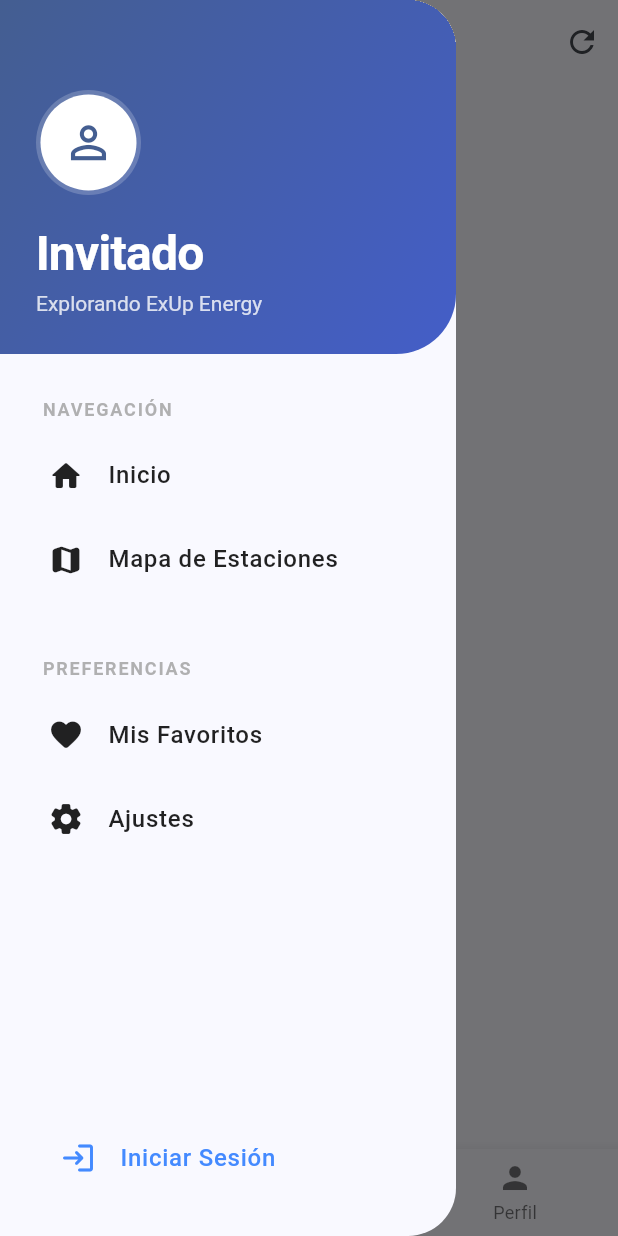
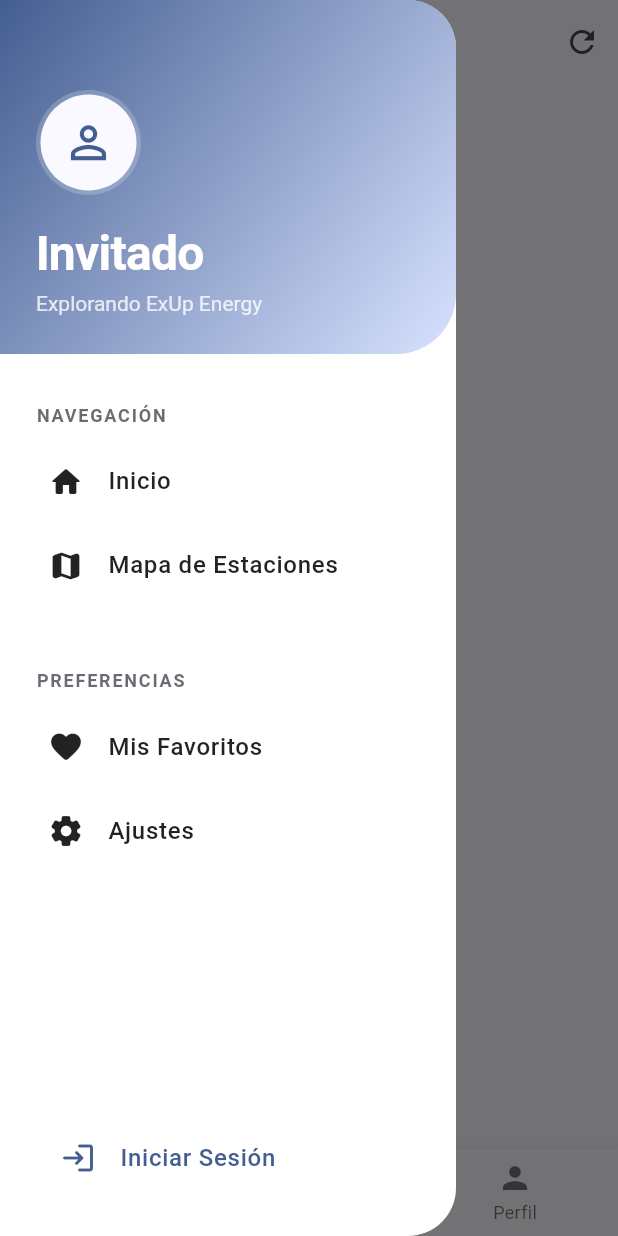
Before and after one commit to VictorHPonce/exup-energy-mobile, a Flutter app: the HomePage screen opened by its route, with the side drawer open, on a phone screen of 412 x 824 dp. Run offline on Flutter 3.47's test engine with Material 3 defaults, Android fonts, the phone set to English and light mode, and no system bars; our stand-ins replace dartz, dio, equatable, flutter_bloc, flutter_secure_storage, geolocator and 2 more; accounts and stored records are empty.

Commit message:
refactor: full tokenization of DrawerHeader and removal of unused UI variables

```diff
--- a/lib/core/theme/app_theme.dart
+++ b/lib/core/theme/app_theme.dart
@@ -1,30 +1,61 @@
 import 'package:flutter/material.dart';
 
 class AppTheme {
+  // --- COLORES ---
   static const Color _seedColor = Colors.blueAccent;
+  static const Color _darkBgColor = Color(0xFF121212);
 
-  static ThemeData _base(Brightness brightness) => ThemeData(
+  // --- TOKENS DE DISEÑO (DIMENSIONES) ---
+  static const double radiusS = 8.0;
+  static const double radiusM = 16.0;
+  static const double radiusL = 32.0;
+
+  static const double paddingS = 8.0;
+  static const double paddingM = 16.0;
+  static const double paddingL = 24.0;
+
+  static const double iconSizeM = 24.0;
+  static const double buttonHeight = 56.0;
+
+  // TOKENS ESPECÍFICOS DE HEADER
+  static const double headerRadius = 40.0;
+  static const double avatarOuterRadius = 35.0;
+  static const double avatarInnerRadius = 32.0;
+  static const double headerPaddingTop = 60.0;
+
+  // --- CONSTRUCCIÓN DEL TEMA ---
+  static ThemeData _base(Brightness brightness) {
+    final bool isDark = brightness == Brightness.dark;
+
+    return ThemeData(
       useMaterial3: true,
       colorSchemeSeed: _seedColor,
       brightness: brightness,
-        // Centralizamos el estilo de botones para no repetirlo en el átomo
+      scaffoldBackgroundColor: isDark ? _darkBgColor : null,
+
+      // Personalización Global de ElevatedButton
       elevatedButtonTheme: ElevatedButtonThemeData(
         style: ElevatedButton.styleFrom(
           elevation: 0,
-            minimumSize: const Size(double.infinity, 56),
-            shape: RoundedRectangleBorder(borderRadius: BorderRadius.circular(16)),
-            // Esto asegura que el botón use colores del esquema automáticamente
-            backgroundColor: brightness == Brightness.light
-                ? _seedColor
-                : Colors.blueAccent.withValues(alpha: 0.8),
+          minimumSize: const Size(double.infinity, buttonHeight),
+          shape: RoundedRectangleBorder(
+            borderRadius: BorderRadius.circular(radiusM),
+          ),
+          backgroundColor: isDark ? _seedColor.withValues(alpha: 0.8) : _seedColor,
           foregroundColor: Colors.white,
         ),
       ),
+
+      // Personalización de Drawer Global
+      drawerTheme: DrawerThemeData(
+        backgroundColor: isDark ? _darkBgColor : Colors.white,
+        shape: const RoundedRectangleBorder(
+          borderRadius: BorderRadius.horizontal(right: Radius.circular(radiusL)),
+        ),
+      ),
     );
+  }
 
   static ThemeData get lightTheme => _base(Brightness.light);
-
-  static ThemeData get darkTheme => _base(Brightness.dark).copyWith(
-        scaffoldBackgroundColor: const Color(0xFF121212),
-      );
+  static ThemeData get darkTheme => _base(Brightness.dark);
 }
--- a/lib/core/widgets/organisms/drawer_header.dart
+++ b/lib/core/widgets/organisms/drawer_header.dart
@@ -1,4 +1,5 @@
 import 'package:flutter/material.dart';
+import 'package:exup_energy_mobile/core/theme/app_theme.dart';
 import '../atoms/brand_text.dart';
 
 class CustomDrawerHeader extends StatelessWidget {
@@ -15,41 +16,51 @@
 
   @override
   Widget build(BuildContext context) {
-    final theme = Theme.of(context);
+    final colorScheme = Theme.of(context).colorScheme;
 
     return Container(
       width: double.infinity,
-      padding: const EdgeInsets.fromLTRB(24, 60, 24, 24),
+      padding: const EdgeInsets.fromLTRB(
+        AppTheme.paddingL,
+        AppTheme.headerPaddingTop,
+        AppTheme.paddingL,
+        AppTheme.paddingL
+      ),
       decoration: BoxDecoration(
         gradient: LinearGradient(
           begin: Alignment.topLeft,
           end: Alignment.bottomRight,
           colors: [
-            theme.primaryColor,
-            theme.primaryColor.withBlue(200),
+            colorScheme.primary,
+            colorScheme.primaryContainer,
           ],
         ),
-        borderRadius: const BorderRadius.only(bottomRight: Radius.circular(40)),
+        borderRadius: const BorderRadius.only(
+          bottomRight: Radius.circular(AppTheme.headerRadius)
+        ),
       ),
       child: Column(
         crossAxisAlignment: CrossAxisAlignment.start,
         children: [
           CircleAvatar(
-            radius: 35,
-            backgroundColor: Colors.white.withValues(alpha: 0.2),
+            radius: AppTheme.avatarOuterRadius,
+            backgroundColor: colorScheme.onPrimary.withValues(alpha: 0.2),
             child: CircleAvatar(
-              radius: 32,
-              backgroundColor: Colors.white,
+              radius: AppTheme.avatarInnerRadius,
+              backgroundColor: colorScheme.surface,
               child: Icon(
                 isGuest ? Icons.person_outline : Icons.person,
-                size: 35,
-                color: theme.primaryColor,
+                size: AppTheme.avatarOuterRadius,
+                color: colorScheme.primary,
               ),
             ),
           ),
-          const SizedBox(height: 16),
-          BrandText.header(name, color: Colors.white),
-          BrandText.caption(email, color: Colors.white.withValues(alpha: 0.8)),
+          const SizedBox(height: AppTheme.paddingM),
+          BrandText.header(name, color: colorScheme.onPrimary),
+          BrandText.caption(
+            email,
+            color: colorScheme.onPrimary.withValues(alpha: 0.8),
+          ),
         ],
       ),
     );
--- a/lib/core/widgets/widgets.dart
+++ b/lib/core/widgets/widgets.dart
@@ -2,5 +2,5 @@
 export 'atoms/primary_button.dart';
 export 'molecules/drawer_item.dart';
 export 'molecules/input_group.dart';
-export 'organisms/custom_drawer.dart';
+export '../../features/home/widgets/custom_drawer.dart';
 export 'organisms/drawer_header.dart';
--- a/lib/features/home/presentation/pages/home_page.dart
+++ b/lib/features/home/presentation/pages/home_page.dart
@@ -1,7 +1,7 @@
 import 'package:exup_energy_mobile/features/gas_stations/presentation/bloc/stations_bloc.dart';
 import 'package:flutter/material.dart';
 import 'package:flutter_bloc/flutter_bloc.dart';
-import '../../../../core/widgets/organisms/custom_drawer.dart';
+import '../../widgets/custom_drawer.dart';
 import '../../../gas_stations/presentation/pages/gas_stations_page.dart';
 import '../../../gas_stations/presentation/bloc/stations_event.dart';
 
--- a/lib/core/widgets/organisms/custom_drawer.dart
+++ b/lib/features/home/widgets/custom_drawer.dart
@@ -2,6 +2,7 @@
 import 'package:flutter_bloc/flutter_bloc.dart';
 import 'package:exup_energy_mobile/features/auth/auth.dart';
 import 'package:exup_energy_mobile/core/widgets/widgets.dart';
+import 'package:exup_energy_mobile/core/theme/app_theme.dart';
 import 'package:go_router/go_router.dart';
 
 class CustomDrawer extends StatelessWidget {
@@ -9,26 +10,16 @@
 
   @override
   Widget build(BuildContext context) {
-    final theme = Theme.of(context);
-    final colorScheme = theme.colorScheme;
 
     return BlocBuilder<AuthBloc, AuthState>(
       builder: (context, state) {
-        String name = "Invitado";
-        String email = "Explorando ExUp Energy";
-        bool isGuest = true;
-
-        if (state is AuthSuccess) {
-          name = state.user.name;
-          email = state.user.email;
-          isGuest = false;
-        }
+        // Lógica de datos de usuario
+        final String name = (state is AuthSuccess) ? state.user.name : "Invitado";
+        final String email = (state is AuthSuccess) ? state.user.email : "Explorando ExUp Energy";
+        final bool isGuest = state is! AuthSuccess;
 
         return Drawer(
-          backgroundColor: colorScheme.surface,
-          shape: const RoundedRectangleBorder(
-            borderRadius: BorderRadius.horizontal(right: Radius.circular(32)),
-          ),
+          // No hace falta poner backgroundColor ni shape, ya están en el AppTheme!
           child: Column(
             children: [
               CustomDrawerHeader(
@@ -37,16 +28,15 @@
                 isGuest: isGuest,
               ),
 
-              const SizedBox(height: 12),
+              const SizedBox(height: AppTheme.paddingM),
 
-              // LISTADO DE OPCIONES
               Expanded(
                 child: Padding(
-                  padding: const EdgeInsets.symmetric(horizontal: 16),
+                  padding: const EdgeInsets.symmetric(horizontal: AppTheme.paddingM),
                   child: ListView(
                     padding: EdgeInsets.zero,
                     children: [
-                      _SectionTitle(title: "Navegación"),
+                      const _SectionTitle(title: "Navegación"),
                       DrawerItem(
                         icon: Icons.home_rounded,
                         label: 'Inicio',
@@ -57,8 +47,9 @@
                         label: 'Mapa de Estaciones',
                         onTap: () {},
                       ),
-                      const SizedBox(height: 20),
-                      _SectionTitle(title: "Preferencias"),
+
+                      const SizedBox(height: AppTheme.paddingL),
+                      const _SectionTitle(title: "Preferencias"),
                       DrawerItem(
                         icon: Icons.favorite_rounded,
                         label: 'Mis Favoritos',
@@ -74,10 +65,10 @@
                 ),
               ),
 
-              // PIE DE PÁGINA (Boton de acción de sesión)
+              // Botón de sesión al final
               Padding(
-                padding: const EdgeInsets.all(24),
-                child: _buildSessionButton(context, isGuest),
+                padding: const EdgeInsets.all(AppTheme.paddingL),
+                child: _SessionButton(isGuest: isGuest),
               ),
             ],
           ),
@@ -85,13 +76,23 @@
       },
     );
   }
+}
 
+/// Botón de sesión estilizado como molécula privada
+class _SessionButton extends StatelessWidget {
+  final bool isGuest;
+  const _SessionButton({required this.isGuest});
 
-  Widget _buildSessionButton(BuildContext context, bool isGuest) {
+  @override
+  Widget build(BuildContext context) {
+    final colorScheme = Theme.of(context).colorScheme;
+
     return DrawerItem(
       icon: isGuest ? Icons.login_rounded : Icons.logout_rounded,
       label: isGuest ? 'Iniciar Sesión' : 'Cerrar Sesión',
-      color: isGuest ? Colors.blueAccent : Colors.redAccent,
+      // Usamos el color de error del tema para el logout (rojo)
+      // y el primario para el login
+      color: isGuest ? colorScheme.primary : colorScheme.error,
       onTap: () {
         if (!isGuest) {
           context.read<AuthBloc>().add(const LogoutRequested());
@@ -102,21 +103,28 @@
   }
 }
 
-// Widget auxiliar para títulos de sección
+/// Título de sección que consume tokens del tema
 class _SectionTitle extends StatelessWidget {
   final String title;
   const _SectionTitle({required this.title});
 
   @override
   Widget build(BuildContext context) {
+    final colorScheme = Theme.of(context).colorScheme;
+
     return Padding(
-      padding: const EdgeInsets.only(left: 12, bottom: 8, top: 16),
+      padding: const EdgeInsets.only(
+        left: AppTheme.paddingS,
+        bottom: AppTheme.paddingS,
+        top: AppTheme.paddingM
+      ),
       child: Text(
         title.toUpperCase(),
         style: TextStyle(
           fontSize: 12,
           fontWeight: FontWeight.bold,
-          color: Colors.grey.withValues(alpha: 0.8),
+          // Color semántico para textos secundarios
+          color: colorScheme.onSurfaceVariant.withValues(alpha: 0.8),
           letterSpacing: 1.2,
         ),
       ),
```
Lines whose indentation alone changed are shown as unchanged.
